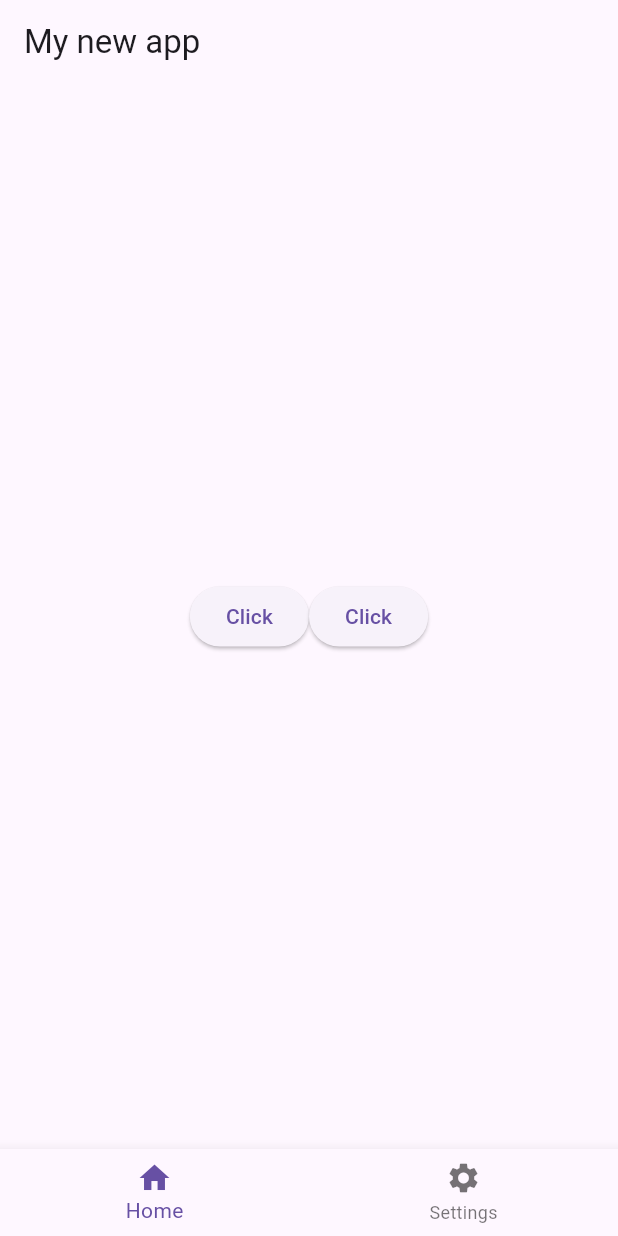
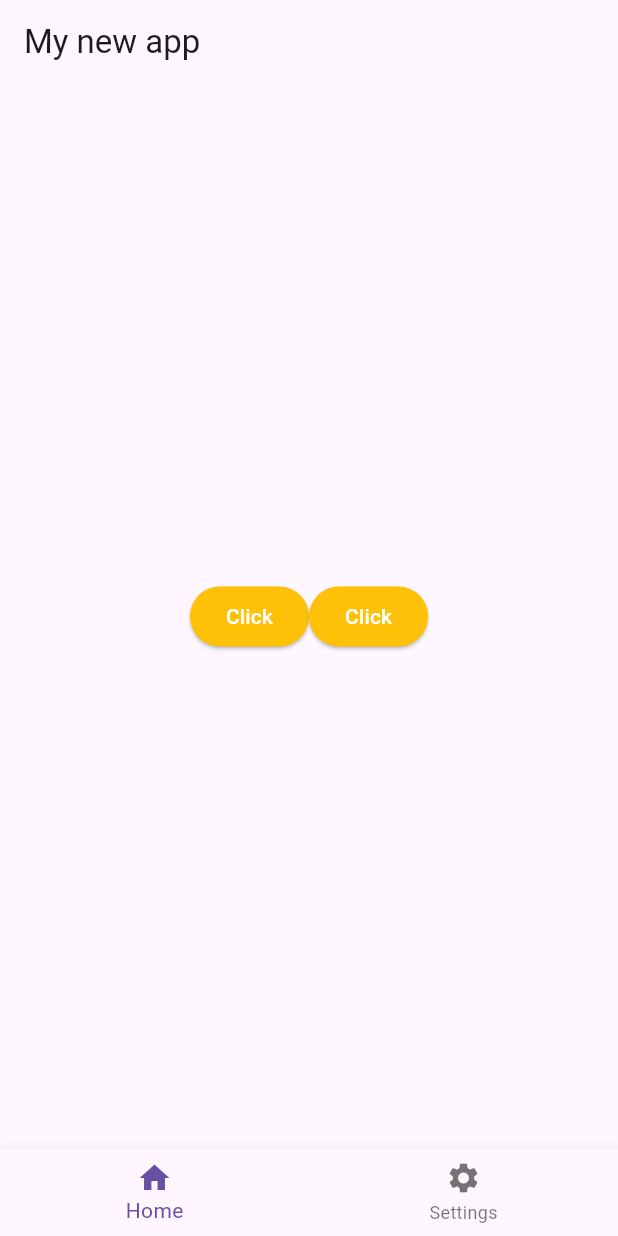
Before and after one commit to A-K-0802/Flutter_testing, a Flutter app: the screen it shows after launch, on a phone screen of 412 x 824 dp. Run offline on Flutter 3.47's test engine with Material 3 defaults, Android fonts, the phone set to English and light mode, and no system bars.

```diff
--- a/lib/main.dart
+++ b/lib/main.dart
@@ -31,6 +31,10 @@ class _MyAppState extends State<MyApp> {
               crossAxisAlignment: CrossAxisAlignment.center,
               children: [
                 ElevatedButton(
+                  style: ElevatedButton.styleFrom(
+                    backgroundColor: Colors.amber,
+                    foregroundColor: Colors.white,
+                  ),
                   onPressed: () {
                     setState(() {
                       buttonname = 'Clicked';
@@ -39,6 +43,10 @@ class _MyAppState extends State<MyApp> {
                   child: Text(buttonname),
                 ),
                 ElevatedButton(
+                  style: ElevatedButton.styleFrom(
+                    backgroundColor: Colors.amber,
+                    foregroundColor: Colors.white,
+                  ),
                   onPressed: () {
                     setState(() {
                       buttonname = 'Clicked';
```
